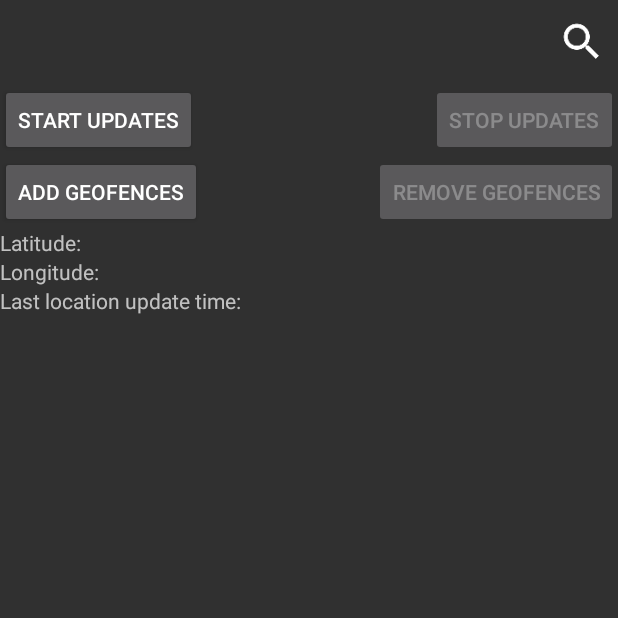
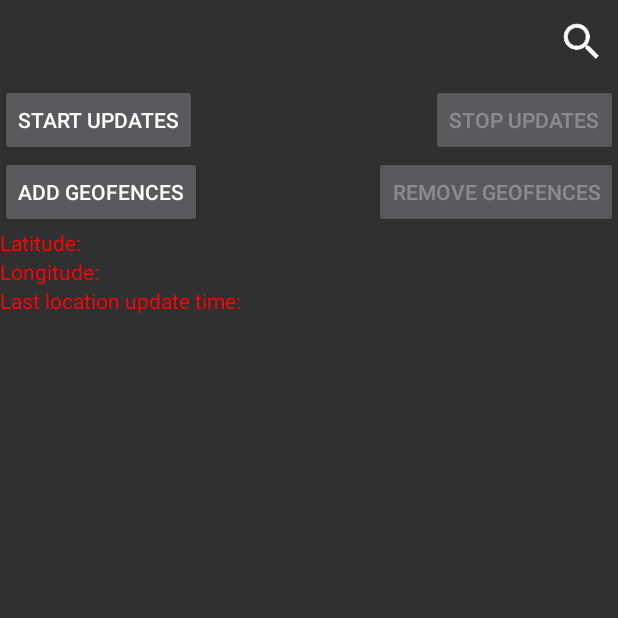
Before and after one commit to 4tee/On-SG-Buses, an Android app: the OnTheRoadActivity screen opened directly, with no data from a screen before it, on a phone screen of 412 x 824 dp, the top half of it. Run offline under Robolectric (Android 15) with nearby library versions, the phone set to English and light mode, and no system bars; our stand-ins replace ButterKnife; libraries missing offline, so code that uses them is left out: com.readystatesoftware.sqliteasset; 5 statements that could not run were skipped.

```diff
--- a/app/src/main/res/layout/activity_ontheroad.xml
+++ b/app/src/main/res/layout/activity_ontheroad.xml
@@ -1,6 +1,7 @@
 <?xml version="1.0" encoding="utf-8"?>
 <RelativeLayout xmlns:android="http://schemas.android.com/apk/res/android"
-    android:layout_width="match_parent" android:layout_height="match_parent">
+    android:layout_width="match_parent"
+    android:layout_height="match_parent">
 
     <Button
         android:id="@+id/start_updates_button"
@@ -39,9 +40,9 @@
 
     <android.support.v7.widget.RecyclerView
         android:id="@+id/cool_recycler_view"
-        android:layout_below="@id/add_geofences_button"
         android:layout_width="match_parent"
         android:layout_height="match_parent"
+        android:layout_below="@id/add_geofences_button"
         android:scrollbars="vertical" />
 
     <TextView
@@ -50,14 +51,16 @@
         android:layout_height="wrap_content"
         android:layout_alignParentLeft="true"
         android:layout_below="@+id/add_geofences_button"
-        android:text="@string/latitude_label" />
+        android:text="@string/latitude_label"
+        android:textColor="@color/red" />
 
     <TextView
         android:id="@+id/latitude_text"
         android:layout_width="wrap_content"
         android:layout_height="wrap_content"
         android:layout_alignBaseline="@+id/latitude_label"
-        android:layout_toRightOf="@+id/latitude_label" />
+        android:layout_toRightOf="@+id/latitude_label"
+        android:textColor="@color/red" />
 
     <TextView
         android:id="@+id/longitude_label"
@@ -65,14 +68,16 @@
         android:layout_height="wrap_content"
         android:layout_alignParentLeft="true"
         android:layout_below="@+id/latitude_label"
-        android:text="@string/longitude_label" />
+        android:text="@string/longitude_label"
+        android:textColor="@color/red" />
 
     <TextView
         android:id="@+id/longitude_text"
         android:layout_width="wrap_content"
         android:layout_height="wrap_content"
         android:layout_alignBaseline="@+id/longitude_label"
-        android:layout_toRightOf="@+id/longitude_label" />
+        android:layout_toRightOf="@+id/longitude_label"
+        android:textColor="@color/red" />
 
     <TextView
         android:id="@+id/last_update_time_label"
@@ -80,13 +85,23 @@
         android:layout_height="wrap_content"
         android:layout_alignParentLeft="true"
         android:layout_below="@+id/longitude_label"
-        android:text="@string/last_update_time_label" />
+        android:text="@string/last_update_time_label"
+        android:textColor="@color/red" />
 
     <TextView
         android:id="@+id/last_update_time_text"
         android:layout_width="wrap_content"
         android:layout_height="wrap_content"
         android:layout_alignBaseline="@+id/last_update_time_label"
-        android:layout_toRightOf="@+id/last_update_time_label"/>
+        android:layout_toRightOf="@+id/last_update_time_label"
+        android:textColor="@color/red" />
+
+    <TextView
+        android:id="@+id/geolist_text"
+        android:layout_width="wrap_content"
+        android:layout_height="wrap_content"
+        android:layout_alignParentLeft="true"
+        android:layout_below="@+id/last_update_time_label"
+        android:textColor="@color/red" />
 
 </RelativeLayout>
--- a/app/src/main/res/values/colors.xml
+++ b/app/src/main/res/values/colors.xml
@@ -15,4 +15,5 @@
 -->
 <resources>
     <color name="cardview_text_color">#ff464443</color>
+    <color name="red">#ffff0207</color>
 </resources>
--- a/app/src/main/res/values/strings.xml
+++ b/app/src/main/res/values/strings.xml
@@ -41,5 +41,4 @@
     <string name="stop_updates">Stop updates</string>
 
     <string name="last_update_time_label">Last location update time: </string>
-    <string name="location_updated_message">Location updated</string>
 </resources>
```
Also changed, not shown: app/src/main/java/net/felixmyanmar/onsgbuses/OnTheRoadActivity.java (+95 -31 lines).
